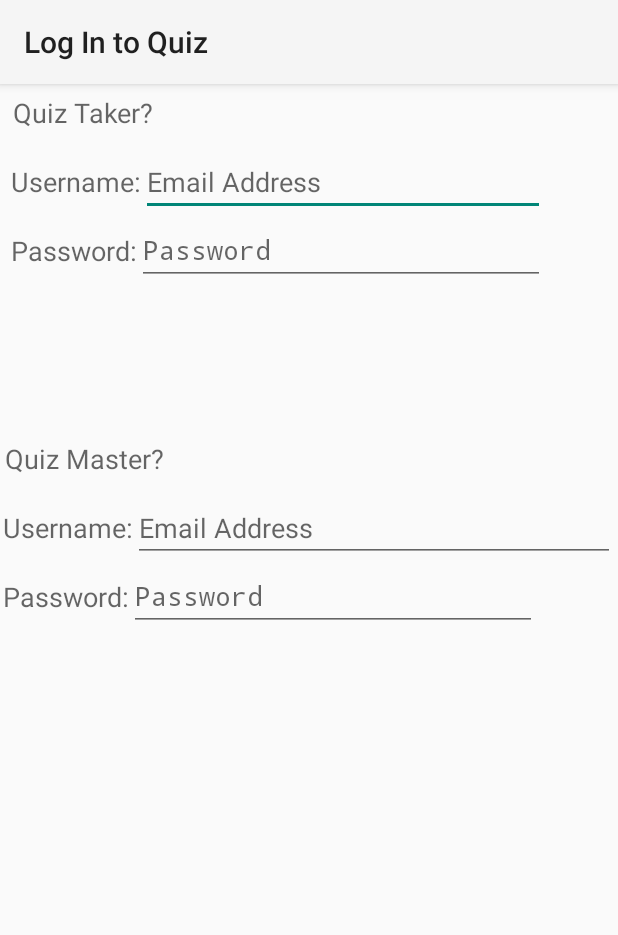
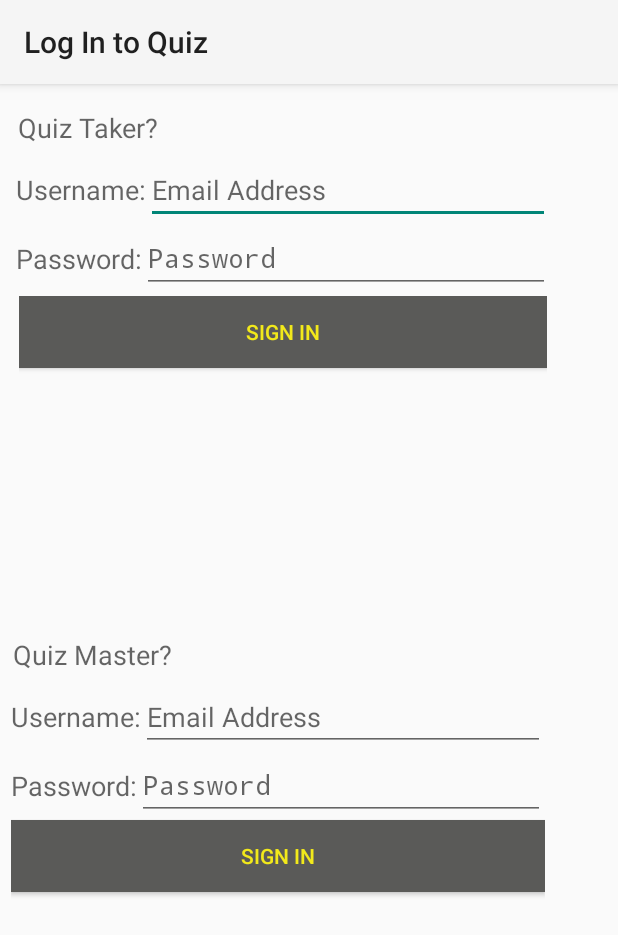
Before and after one commit to NazliMedghalchi/AndroidProject, an Android app: the LoginMain screen opened directly, with no data from a screen before it, on a phone screen of 412 x 824 dp. Shown: the top 935 px of the screen. Run offline under Robolectric (Android 15) with nearby library versions, the phone set to English and light mode, and no system bars.

Commit message:
SignIn button added without link to fragments

```diff
--- a/QuizApp/app/src/main/res/layout/activity_login.xml
+++ b/QuizApp/app/src/main/res/layout/activity_login.xml
@@ -1,27 +1,21 @@
 <?xml version="1.0" encoding="utf-8"?>
 <LinearLayout xmlns:android="http://schemas.android.com/apk/res/android"
-    android:orientation="vertical" android:layout_width="match_parent"
+    android:layout_width="match_parent"
     android:layout_height="match_parent"
     android:weightSum="1"
-    android:id="@+id/R">
-
-    <LinearLayout
-        android:layout_width="match_parent"
-        android:layout_height="wrap_content"
-        android:layout_gravity="center_horizontal"
-        android:gravity="fill_horizontal|center_horizontal|fill_vertical"
-        android:id="@+id/login_options"
-        android:weightSum="1"
-        android:layout_weight="0.04">
+    android:id="@+id/R"
+    android:orientation="vertical">
 
     <LinearLayout
         android:orientation="horizontal"
-            android:layout_width="match_parent"
+        android:layout_width="wrap_content"
         android:layout_height="wrap_content"
         android:id="@+id/quizTaker_login"
         android:padding="5dp"
         android:weightSum="1"
-            android:layout_margin="2dp">
+        android:layout_margin="5dp"
+        android:layout_weight="0.27"
+        android:baselineAligned="true">
 
         <LinearLayout
             android:orientation="vertical"
@@ -33,7 +27,8 @@
                 android:orientation="horizontal"
                 android:layout_width="fill_parent"
                 android:layout_height="37dp"
-                    android:id="@+id/QuizTaker">
+                android:id="@+id/QuizTaker"
+                android:layout_gravity="center|top">
 
                 <TextView
                     android:layout_width="wrap_content"
@@ -43,7 +38,8 @@
                     android:id="@+id/QT"
                     android:gravity="center|fill_horizontal"
                     android:padding="1dp"
-                        android:foregroundGravity="center" />
+                    android:foregroundGravity="center"
+                    android:layout_gravity="center" />
             </LinearLayout>
 
             <LinearLayout
@@ -98,26 +94,50 @@
                     android:layout_weight="1"
                     android:hint="@string/password_hint" />
             </LinearLayout>
+
+            <LinearLayout
+                android:orientation="horizontal"
+                android:layout_width="match_parent"
+                android:layout_height="wrap_content"
+                android:layout_gravity="center_horizontal"
+                android:layout_weight="0.89"
+                android:weightSum="10"
+                android:padding="2dp"
+                android:id="@+id/Signin_button">
+
+                <Button
+                    android:layout_width="match_parent"
+                    android:layout_height="wrap_content"
+                    android:text="@string/signIn_button"
+                    android:id="@+id/signinButton"
+                    android:gravity="center"
+                    android:hint="@string/signIn_button"
+                    android:textAlignment="gravity"
+                    android:textColor="@color/signIn_button_text"
+                    android:background="@color/signIn_button_background" />
             </LinearLayout>
-
         </LinearLayout>
 
     </LinearLayout>
 
     <LinearLayout
         android:orientation="vertical"
-        android:layout_width="match_parent"
+        android:layout_width="wrap_content"
         android:layout_height="wrap_content"
         android:gravity="center|fill_horizontal|left"
-        android:layout_weight="0.29"
-        android:id="@+id/QM"
-        android:padding="2dp">
+        android:id="@+id/quizMaster"
+        android:padding="2dp"
+        android:focusable="false"
+        android:layout_margin="5dp"
+        android:layout_weight="0.28"
+        android:baselineAligned="true">
 
         <LinearLayout
             android:orientation="horizontal"
             android:layout_width="fill_parent"
             android:layout_height="37dp"
-            android:id="@+id/QuizMater" >
+            android:id="@+id/QuizMater"
+            android:layout_gravity="center|top">
 
             <TextView
                 android:layout_width="wrap_content"
@@ -127,7 +147,8 @@
                 android:id="@+id/QM"
                 android:gravity="center|fill_horizontal"
                 android:padding="1dp"
-                android:foregroundGravity="center" />
+                android:foregroundGravity="center"
+                android:layout_gravity="center" />
         </LinearLayout>
 
         <LinearLayout
@@ -181,5 +202,17 @@
                 android:layout_weight="1"
                 android:hint="@string/password_hint" />
         </LinearLayout>
+
+        <Button
+            android:layout_width="match_parent"
+            android:layout_height="wrap_content"
+            android:text="@string/signIn_button"
+            android:id="@+id/button"
+            android:gravity="center"
+            android:hint="@string/signIn_button"
+            android:textAlignment="gravity"
+            android:textColor="@color/signIn_button_text"
+            android:background="@color/signIn_button_background" />
     </LinearLayout>
+
 </LinearLayout>
--- a/QuizApp/app/src/main/res/values/colors.xml
+++ b/QuizApp/app/src/main/res/values/colors.xml
@@ -2,5 +2,7 @@
 
     <color name="black_overlay">#66000000</color>
     <color name="background_text">#ffdb00</color>
+    <color name="signIn_button_text">#F2E91B</color>
+    <color name="signIn_button_background">#5A5A58</color>
 
 </resources>
--- a/QuizApp/app/src/main/res/values/strings.xml
+++ b/QuizApp/app/src/main/res/values/strings.xml
@@ -12,5 +12,6 @@
     <string name="pass_textInput">Password</string>
     <string name="username_hint">Email Address</string>
     <string name="password_hint">Password</string>
+    <string name="signIn_button">Sign In</string>
 
 </resources>
```
Lines whose indentation alone changed are shown as unchanged.
